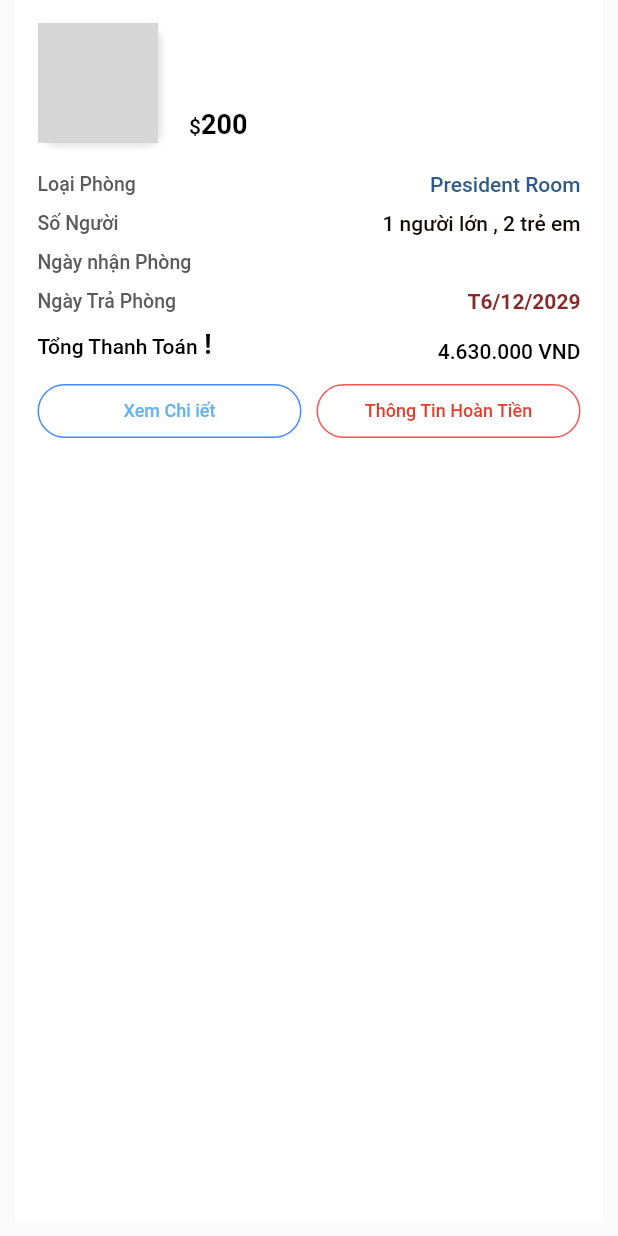
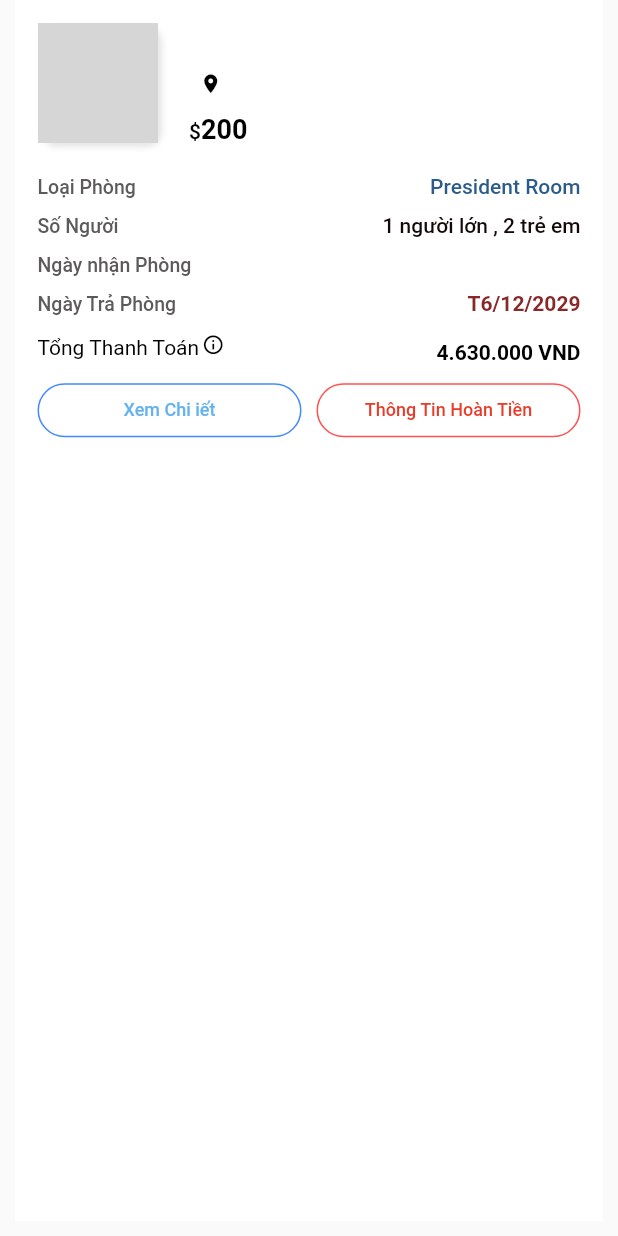
Before and after one commit to TrungTin1701/flutter_application_1, a Flutter app: the HotelCard widget shown alone on an empty page, opened directly with empty values, on a phone screen of 412 x 824 dp. Run offline on Flutter 3.47's test engine with Material 2 defaults, Android fonts, the phone set to English and light mode, and no system bars; our stand-ins replace device_preview; network calls fail; grey boxes are pictures that could not be loaded.

```diff
--- a/lib/HomePage/homepage.dart
+++ b/lib/HomePage/homepage.dart
@@ -1,7 +1,6 @@
 import 'dart:async';
 import 'package:flutter/cupertino.dart';
 import 'package:flutter/material.dart';
-import 'package:flutter/rendering.dart';
 import 'package:flutter/src/foundation/key.dart';
 // ignore: implementation_imports
 
--- a/lib/HotelPage/hotelcart.dart
+++ b/lib/HotelPage/hotelcart.dart
@@ -72,12 +72,28 @@ Widget HotelCard(
                       width: 5,
                     ),
                     Expanded(
-                      child: Text(
-                        Date1,
-                        style: const TextStyle(
-                            fontSize: 14,
-                            fontWeight: FontWeight.w500,
-                            color: Colors.black),
+                      child: Text.rich(
+                        TextSpan(
+                          children: [
+                            WidgetSpan(
+                              child: Padding(
+                                padding: const EdgeInsets.all(2.0),
+                                child: Icon(
+                                  Icons.location_on,
+                                  color: Colors.black,
+                                  size: 15,
+                                ),
+                              ),
+                            ),
+                            TextSpan(
+                              text: '$location',
+                              style: const TextStyle(
+                                  fontSize: 14,
+                                  color: Colors.black,
+                                  fontWeight: FontWeight.w500),
+                            ),
+                          ],
+                        ),
                       ),
                     ),
                   ]),
@@ -229,16 +245,16 @@ Widget HotelCard(
               child: const Text.rich(TextSpan(children: [
                 TextSpan(
                     text: 'Tổng Thanh Toán',
-                    style: TextStyle(
-                        fontSize: 14,
-                        fontWeight: FontWeight.w500,
-                        color: Colors.black)),
-                TextSpan(
-                    text: '\ !',
-                    style: TextStyle(
-                        fontSize: 18,
-                        fontWeight: FontWeight.bold,
-                        color: Colors.black)),
+                    style: TextStyle(fontSize: 14, color: Colors.black)),
+                WidgetSpan(
+                    child: Padding(
+                  padding: EdgeInsets.all(2),
+                  child: Icon(
+                    Icons.info_outline,
+                    color: Colors.black,
+                    size: 15,
+                  ),
+                )),
               ])),
             ),
 
@@ -249,7 +265,7 @@ Widget HotelCard(
               "4.630.000 VND",
               style: TextStyle(
                   fontSize: 14,
-                  fontWeight: FontWeight.w500,
+                  fontWeight: FontWeight.w700,
                   color: Colors.black),
               textAlign: TextAlign.end,
             )),
--- a/lib/main.dart
+++ b/lib/main.dart
@@ -8,9 +8,11 @@ import 'HotelPage/hotelcart.dart';
 
 DateTime today = new DateTime.now();
 String weekday =
-    today.weekday < 7 ? 'T' + (today.weekday + 1).toString() : 'CN';
-String dateSlug =
-    "${weekday}/${today.year.toString()}-${today.month.toString().padLeft(2, '0')}-${today.day.toString().padLeft(2, '0')}";
+    today.weekday < 7 ? 'Thứ ' + (today.weekday + 1).toString() : 'CN';
+String min =
+    today.minute < 10 ? '0' + today.minute.toString() : today.minute.toString();
+late String dateSlug =
+    "${weekday} /${today.year.toString()}-${today.month.toString().padLeft(2, '0')}-${today.day.toString().padLeft(2, '0')},  ${today.hour}:${min}";
 String _date1 = dateSlug.toString();
 
 void main() {
```
